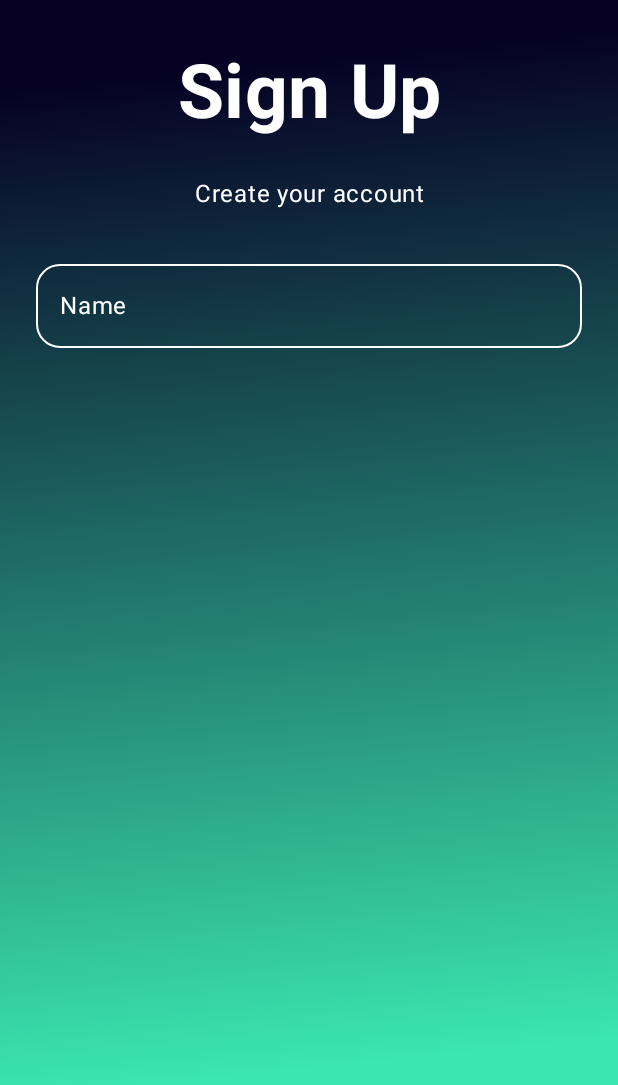
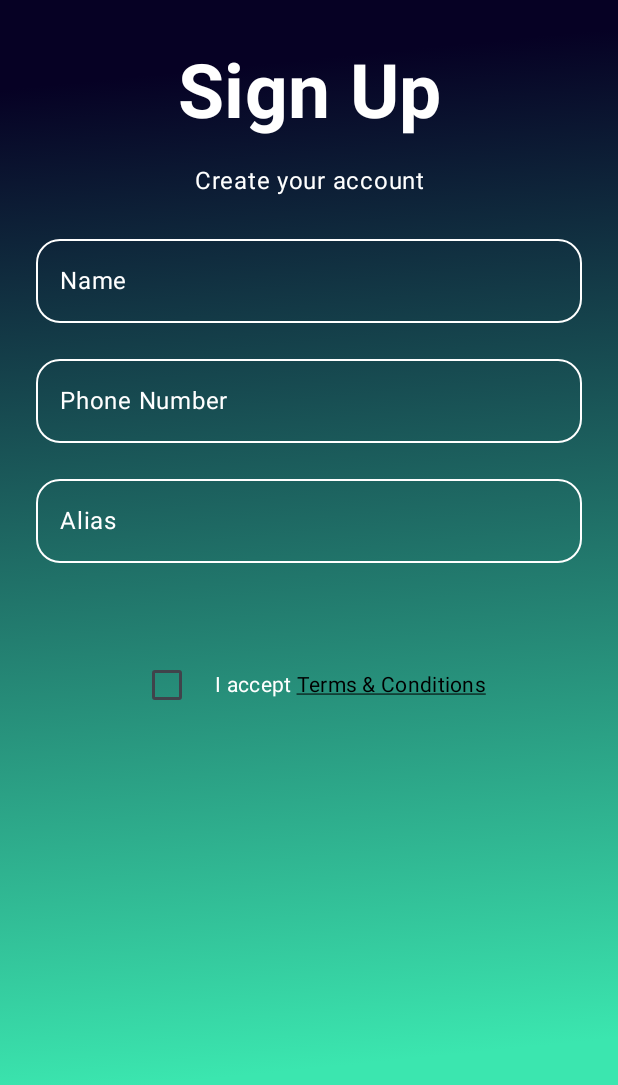
Before and after one commit to salimmohd17/-ProjectsAndroid-, an Android app built with Jetpack Compose: the screen it shows after launch (MainActivity), on a phone screen of 412 x 824 dp. Shown: the top 1085 px of the screen. Run offline under Robolectric (Android 15) with nearby library versions, the phone set to English and light mode, and no system bars.

Commit message:
Implement terms and condition checkbox

```diff
--- a/app/src/main/java/com/gdscandroid/SignUpScreen.kt
+++ b/app/src/main/java/com/gdscandroid/SignUpScreen.kt
@@ -1,5 +1,6 @@
 package com.gdscandroid
 
+import android.app.Activity
 import androidx.compose.foundation.background
 import androidx.compose.foundation.layout.Box
 import androidx.compose.foundation.layout.Column
@@ -12,6 +13,7 @@ import androidx.compose.material3.Scaffold
 import androidx.compose.material3.Surface
 import androidx.compose.material3.Text
 import androidx.compose.runtime.Composable
+import androidx.compose.runtime.LaunchedEffect
 import androidx.compose.runtime.MutableState
 import androidx.compose.runtime.mutableStateOf
 import androidx.compose.runtime.remember
@@ -19,26 +21,54 @@ import androidx.compose.ui.Alignment
 import androidx.compose.ui.Modifier
 import androidx.compose.ui.graphics.Brush
 import androidx.compose.ui.graphics.Color
+import androidx.compose.ui.graphics.toArgb
+import androidx.compose.ui.platform.LocalContext
 import androidx.compose.ui.text.font.FontWeight
 import androidx.compose.ui.text.style.TextAlign
 import androidx.compose.ui.tooling.preview.Preview
 import androidx.compose.ui.unit.dp
 import androidx.compose.ui.unit.sp
-import com.gdscandroid.ui.theme.DignifyBackground
-import com.gdscandroid.ui.theme.DignifyGreen
+import androidx.core.view.WindowCompat
+import com.gdscandroid.ui.theme.GdscBackground
+import com.gdscandroid.ui.theme.GdscGreen
 
 @Composable
 fun SignUpScreen() {
 
+    val context = LocalContext.current
 
     val nameState = remember { mutableStateOf("") }
+    val phoneState = remember { mutableStateOf("") }
+    val aliasState = remember { mutableStateOf("") }
 
     val isNameValid = remember { mutableStateOf(true) }
+    val isPhoneValid = remember { mutableStateOf(true) }
+    val isAliasValid = remember { mutableStateOf(true) }
+    val isTermsChecked = remember { mutableStateOf(false) }
 
     fun validateInputs(): Boolean {
         val isNameValidResult = nameState.value.isNotBlank()
+        val isPhoneValidResult = phoneState.value.length == 12 && phoneState.value.startsWith("254")
+        val isAliasValidResult = aliasState.value.isNotBlank()
+
         isNameValid.value = isNameValidResult
-        return isNameValidResult
+        isPhoneValid.value = isPhoneValidResult
+        isAliasValid.value = isAliasValidResult
+
+        return isNameValidResult && isPhoneValidResult && isAliasValidResult && isTermsChecked.value
+    }
+
+
+
+    LaunchedEffect(Unit) {
+        // Set the system bars color to match the app's background
+        val window = (context as Activity).window
+        window.statusBarColor = GdscBackground.toArgb()
+        window.navigationBarColor = GdscBackground.toArgb()
+        WindowCompat.getInsetsController(window, window.decorView).isAppearanceLightStatusBars =
+            false
+        WindowCompat.getInsetsController(window, window.decorView).isAppearanceLightNavigationBars =
+            false
     }
 
     Scaffold { innerPadding ->
@@ -51,8 +81,8 @@ fun SignUpScreen() {
                     Brush.linearGradient(
                         colors =
                         listOf(
-                            DignifyGreen,
-                            DignifyBackground,
+                            GdscGreen,
+                            GdscBackground,
                         ),
                         start = androidx.compose.ui.geometry.Offset(1000f, 1000f),
                         end = androidx.compose.ui.geometry.Offset(900f, 0f),
@@ -108,6 +138,29 @@ fun SignUpScreen() {
                         )
                     }
 
+                    PhoneNumberField(phoneState, isPhoneValid.value)
+
+                    if (!isPhoneValid.value) {
+                        Text(
+                            text = "Phone number must be 12 characters and start with 254",
+                            color = Color.Red,
+                            style = MaterialTheme.typography.bodySmall,
+                        )
+                    }
+
+                    AliasField(aliasState, isAliasValid.value)
+                    if (!isAliasValid.value) {
+                        Text(
+                            text = "Alias cannot be empty",
+                            color = Color.Red,
+                            style = MaterialTheme.typography.bodySmall,
+                        )
+                    }
+
+                    Spacer(modifier = Modifier.weight(0.4f))
+
+                    TermsCheckbox(isTermsChecked)
+
                     Spacer(modifier = Modifier.weight(3f))
 
 
@@ -127,6 +180,33 @@ fun UserNameField(
         value = nameState.value,
         onValueChange = { newText -> nameState.value = newText },
         label = "Name",
+        placeholder = "GDSCTeam",
+    )
+}
+
+
+@Composable
+fun PhoneNumberField(
+    phoneNumberState: MutableState<String>,
+    isValid: Boolean,
+) {
+    CustomOutlinedTextField(
+        value = phoneNumberState.value,
+        onValueChange = { newText -> phoneNumberState.value = newText },
+        label = "Phone Number",
+        placeholder = "254 700 000 000",
+    )
+}
+
+@Composable
+fun AliasField(
+    aliasState: MutableState<String>,
+    isValid: Boolean,
+) {
+    CustomOutlinedTextField(
+        value = aliasState.value,
+        onValueChange = { newText -> aliasState.value = newText },
+        label = "Alias",
         placeholder = "Guardian Angel",
     )
 }
--- /dev/null
+++ b/app/src/main/java/com/gdscandroid/TermsCheckBox.kt
@@ -0,0 +1,66 @@
+package com.gdscandroid
+
+import androidx.compose.foundation.layout.Arrangement
+import androidx.compose.foundation.layout.Row
+import androidx.compose.foundation.layout.Spacer
+import androidx.compose.foundation.layout.fillMaxWidth
+import androidx.compose.foundation.layout.padding
+import androidx.compose.foundation.layout.size
+import androidx.compose.foundation.text.ClickableText
+import androidx.compose.material3.Checkbox
+import androidx.compose.material3.MaterialTheme
+import androidx.compose.runtime.Composable
+import androidx.compose.runtime.MutableState
+import androidx.compose.ui.Alignment
+import androidx.compose.ui.Modifier
+import androidx.compose.ui.graphics.Color
+import androidx.compose.ui.text.AnnotatedString
+import androidx.compose.ui.text.SpanStyle
+import androidx.compose.ui.text.style.TextDecoration
+import androidx.compose.ui.unit.dp
+
+@Composable
+fun TermsCheckbox(
+    isChecked: MutableState<Boolean>,
+) {
+    Row(
+        modifier =
+        Modifier
+            .fillMaxWidth()
+            .padding(vertical = 8.dp),
+        verticalAlignment = Alignment.CenterVertically,
+        horizontalArrangement = Arrangement.Center,
+    ) {
+        Checkbox(
+            checked = isChecked.value,
+            onCheckedChange = { isChecked.value = it },
+        )
+
+        Spacer(modifier = Modifier.size(8.dp))
+
+        val termsText = "I accept Terms & Conditions"
+        val annotatedString =
+            AnnotatedString.Builder(termsText).apply {
+                addStyle(
+                    style =
+                    SpanStyle(
+                        color = Color.Black,
+                        textDecoration = TextDecoration.Underline,
+                    ),
+                    start = 9,
+                    end = termsText.length,
+                )
+            }.toAnnotatedString()
+
+        ClickableText(
+            text = annotatedString,
+            onClick = { offset ->
+                if (offset >= 9 && offset <= termsText.length) {
+                    // Handle the click event on "terms and conditions"
+                   // navController.navigate(Screens.TermsScreen.route)
+                }
+            },
+            style = MaterialTheme.typography.bodyMedium.copy(color = Color.White),
+        )
+    }
+}
--- a/app/src/main/java/com/gdscandroid/ui/theme/Color.kt
+++ b/app/src/main/java/com/gdscandroid/ui/theme/Color.kt
@@ -13,8 +13,8 @@ val Pink40 = Color(0xFF7D5260)
 
 val BorderLight = Color(0xFFBCD3E6)
 val BorderDark = Color(0xFF63798D)
-val DignifyGreen = Color(0xFF3BE6AF)
-val DignifyBackground = Color(0xFF060124)
-val DignifyOnboardingText = Color(0xFFA8A8A8)
+val GdscGreen = Color(0xFF3BE6AF)
+val GdscBackground = Color(0xFF060124)
+val GDSCOnboardingText = Color(0xFFA8A8A8)
 val CheckOutOrange = Color(0xFFFF5000)
 val SongButtonColor = Color(0xFF140e31)
```
